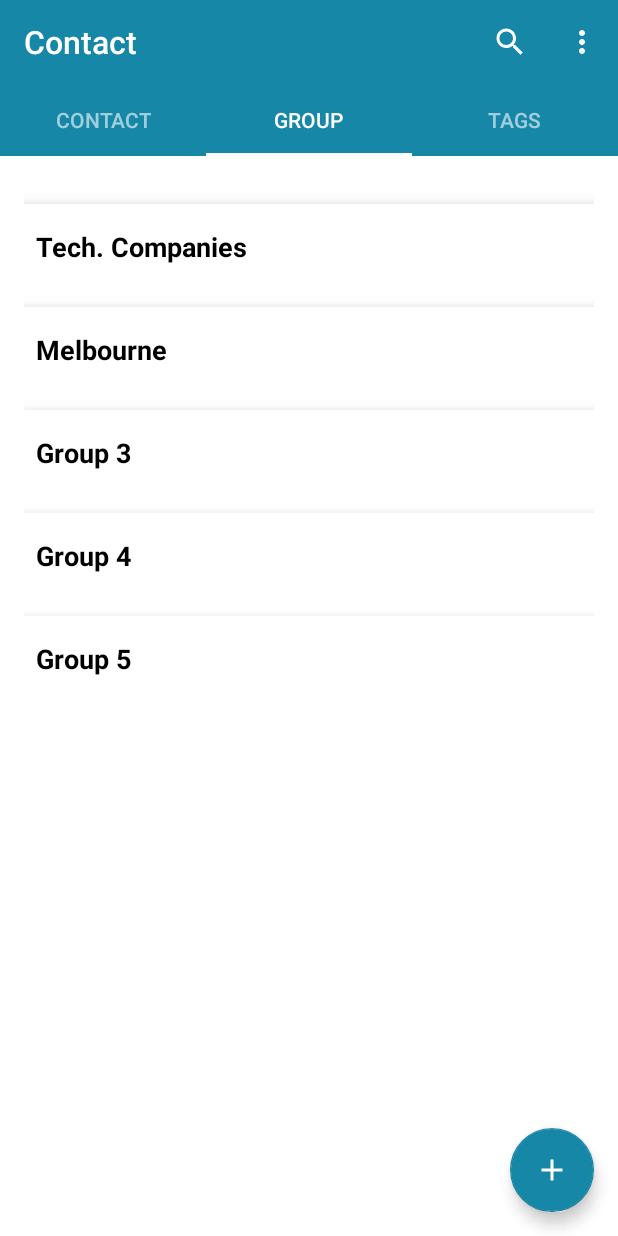
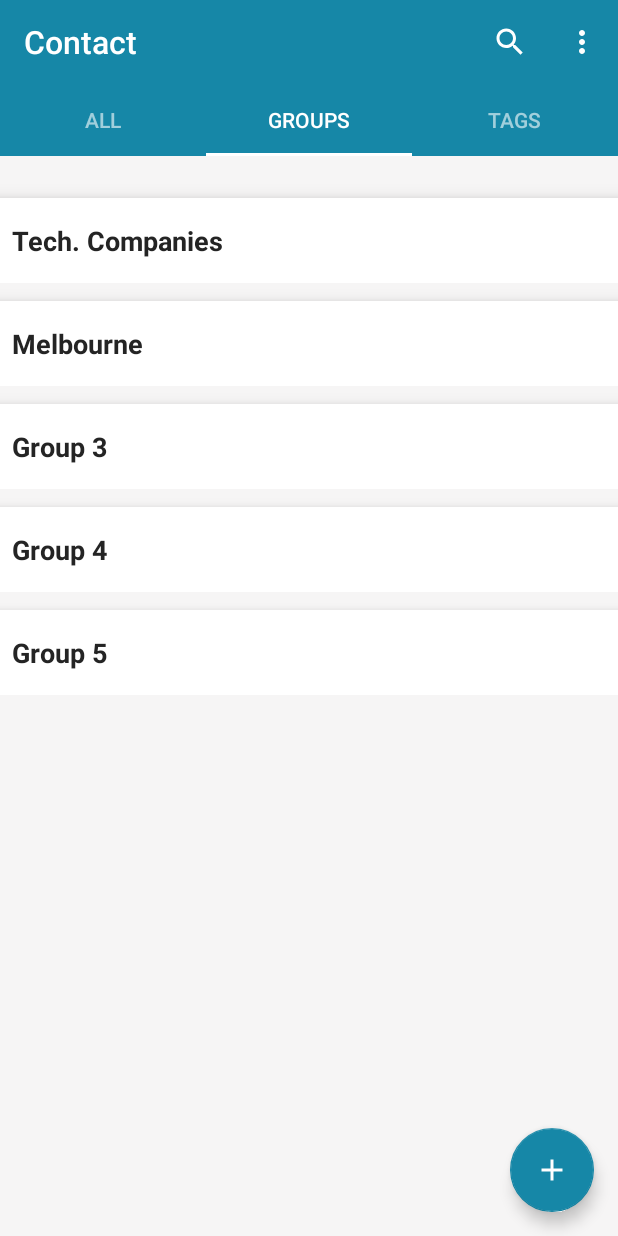
Before and after one commit to dl-ghub/COMP30022_Capstone_RBDB, an Android app: the screen it shows after launch (MainActivity), tab 2 chosen, on a phone screen of 412 x 824 dp. Run offline under Robolectric (Android 15) with nearby library versions, the phone set to English and light mode, and no system bars; our stand-ins replace CircleImageView, Room's generated code; Roboto replaces fonts that are not available here.

Commit message:
Overall design tweaks

```diff
--- a/app/src/main/java/com/example/rbdb/ui/ContactFragment.kt
+++ b/app/src/main/java/com/example/rbdb/ui/ContactFragment.kt
@@ -62,19 +62,15 @@ class ContactFragment : Fragment() {
 
     override fun onViewCreated(view: View, savedInstanceState: Bundle?) {
         super.onViewCreated(view, savedInstanceState)
-        val dataForAdapter = listOf(
-            Contact(R.drawable.arnold, "Arnold Schwarzenegger", "Paramount", "03 5357 2225"),
-            Contact(R.drawable.arnold, "Barack Obama", "The White House", "03 5357 2225"),
-            Contact(R.drawable.arnold, "Bill Gates", "Microsoft", "03 5357 2225"),
-            Contact(R.drawable.arnold, "Chris Cuomo", "CNN", "03 5357 2225"),
-            Contact(R.drawable.arnold, "Elon Musk", "Space X", "03 5357 2225"),
-            Contact(R.drawable.arnold, "Jeff Bezos", "Amazon", "03 5357 2225")
-        )
+
+        val contactList = getContactList()
         val recyclerView: RecyclerView = binding.rvContacts
-        val contactAdapter = ContactAdapter()
-        contactAdapter.setData(dataForAdapter)
+        val contactAdapter = ContactAdapter(contactList)
+
         recyclerView.adapter = contactAdapter
         contactAdapter.notifyDataSetChanged()
+
+
         val fab = binding.contactFab
         fab.setOnClickListener { view ->
             /*Snackbar.make(view, "Add contact button clicked", Snackbar.LENGTH_LONG)
@@ -84,6 +80,39 @@ class ContactFragment : Fragment() {
             requireActivity().startActivity(intent)
         }
     }
+
+    private fun getContactList(): ArrayList<Contact> {
+        return ArrayList<Contact>().apply {
+            add(Contact(
+                R.drawable.einstein, "Albert Einstein", "University of Zurich", "03 5357 2225"
+            ))
+            add(Contact(
+                R.drawable.einstein, "Barack Obama", "The White House", "03 5357 2225"
+            ))
+            add(Contact(
+                R.drawable.einstein, "Bill Gates", "Microsoft", "03 5357 2225"
+            ))
+            add(Contact(
+                R.drawable.einstein, "Chris Cuomo", "CNN", "03 5357 2225"
+            ))
+            add(Contact(
+                R.drawable.einstein, "Darth Vader", "The Death Star", "03 5357 2225"
+            ))
+            add(Contact(
+                R.drawable.einstein, "Dwayne Johnson", "Paramount", "03 5357 2225"
+            ))
+            add(Contact(
+                R.drawable.einstein, "Elon Musk", "Space X", "03 5357 2225"
+            ))
+            add(Contact(
+                R.drawable.einstein, "Jeff Bezos", "Amazon", "03 5357 2225"
+            ))
+            add(Contact(
+                R.drawable.einstein, "Queen Elizabeth", "Buckingham Palace", "03 5357 2225"
+            ))
+        }
+    }
+
     override fun onDestroyView() {
         super.onDestroyView()
         _binding = null
--- a/app/src/main/java/com/example/rbdb/ui/MainActivity.kt
+++ b/app/src/main/java/com/example/rbdb/ui/MainActivity.kt
@@ -70,15 +70,15 @@ class MainActivity : AppCompatActivity() {
         TabLayoutMediator(tabLayout, viewPager) { tab, position ->
             when (position) {
                 0 -> {
-                    tab.text = "contact"
+                    tab.text = "ALL"
 
                 }
                 1 -> {
-                    tab.text = "group"
+                    tab.text = "GROUPS"
 
                 }
                 2->{
-                    tab.text = "tags"
+                    tab.text = "TAGS"
                 }
 
             }
--- a/app/src/main/java/com/example/rbdb/ui/adapters/ContactAdapter.kt
+++ b/app/src/main/java/com/example/rbdb/ui/adapters/ContactAdapter.kt
@@ -4,48 +4,50 @@ import android.view.LayoutInflater
 import android.view.ViewGroup
 import android.widget.ImageView
 import android.widget.TextView
+import android.widget.Toast
+import androidx.constraintlayout.widget.ConstraintLayout
 import androidx.recyclerview.widget.RecyclerView
 import com.example.rbdb.R
 import com.example.rbdb.ui.dataclasses.Contact
+import de.hdodenhof.circleimageview.CircleImageView
 
-class ContactAdapter : RecyclerView.Adapter<RecyclerView.ViewHolder>() {
+class ContactAdapter(
+    private val data: ArrayList<Contact>
+) : RecyclerView.Adapter<ContactAdapter.ContactViewHolder>() {
 
-    private val data = ArrayList<Contact>()
-
-    override fun onCreateViewHolder(parent: ViewGroup, viewType: Int): RecyclerView.ViewHolder {
+    override fun onCreateViewHolder(parent: ViewGroup, viewType: Int): ContactViewHolder {
         return ContactViewHolder(parent)
     }
 
-    override fun onBindViewHolder(holder: RecyclerView.ViewHolder, position: Int) {
-        (holder as ContactViewHolder).onBind(data[position], position)
+    override fun onBindViewHolder(holder: ContactViewHolder, position: Int) {
+        holder.onBind(data[position])
     }
 
     override fun getItemCount(): Int {
         return data.size
     }
 
-    fun setData(data: List<Contact>) {
-        this.data.clear()
-        this.data.addAll(data)
-    }
 
     inner class ContactViewHolder(parent: ViewGroup) : RecyclerView.ViewHolder(
         LayoutInflater.from(parent.context).inflate(R.layout.view_holder_contact, parent, false)
     ) {
 
-        val ivContactAvatar: ImageView = itemView.findViewById(R.id.contact_avatar)
-        val tvContactName: TextView = itemView.findViewById(R.id.contact_name)
-        val tvContactCompany: TextView = itemView.findViewById(R.id.contact_company)
-        val tvContactPhone: TextView = itemView.findViewById(R.id.contact_phone)
+        private val ivContactAvatar: CircleImageView = itemView.findViewById(R.id.contact_avatar)
+        private val tvContactName: TextView = itemView.findViewById(R.id.contact_name)
+        private val tvContactCompany: TextView = itemView.findViewById(R.id.contact_company)
+        private val tvContactPhone: TextView = itemView.findViewById(R.id.contact_phone)
+        private val contactCard: ConstraintLayout = itemView.findViewById(R.id.contact_card)
 
-        fun onBind(
-            contactData: Contact,
-            position: Int
-        ) {
+        fun onBind(contactData: Contact) {
             ivContactAvatar.setImageResource(contactData.avatar)
             tvContactName.text = contactData.name
             tvContactCompany.text = contactData.company
             tvContactPhone.text = contactData.phone
+
+            contactCard.setOnClickListener {
+                Toast.makeText(it.context, "$absoluteAdapterPosition clicked", Toast.LENGTH_SHORT)
+                    .show()
+            }
         }
     }
 }
--- /dev/null
+++ b/app/src/main/res/drawable/toolbar_dropshadow.xml
@@ -0,0 +1,7 @@
+<?xml version="1.0" encoding="utf-8"?>
+<shape xmlns:android="http://schemas.android.com/apk/res/android" android:shape="rectangle">
+    <gradient
+        android:startColor="@android:color/transparent"
+        android:endColor="#88333333"
+        android:angle="90"/>
+</shape>
--- a/app/src/main/res/layout/activity_main.xml
+++ b/app/src/main/res/layout/activity_main.xml
@@ -32,9 +32,7 @@
         android:layout_height="wrap_content"
         app:layout_constraintEnd_toEndOf="parent"
         app:layout_constraintStart_toStartOf="parent"
-        app:layout_constraintTop_toBottomOf="@+id/appBarLayout"
-
-        >
+        app:layout_constraintTop_toBottomOf="@+id/appBarLayout">
 
         <com.google.android.material.tabs.TabItem
 
@@ -55,11 +53,16 @@
             android:text="@string/Tabs" />
     </com.google.android.material.tabs.TabLayout>
 
+    <View
+        android:layout_width="match_parent"
+        android:layout_height="5dp"
+        app:layout_constraintTop_toBottomOf="@id/TabLayout"
+        android:background="@drawable/toolbar_dropshadow" />
+
     <androidx.viewpager2.widget.ViewPager2
         android:id="@+id/pager"
         android:layout_width="0dp"
         android:layout_height="0dp"
-        android:layout_marginTop="4dp"
         app:layout_constraintBottom_toBottomOf="parent"
         app:layout_constraintEnd_toEndOf="parent"
         app:layout_constraintStart_toStartOf="parent"
--- a/app/src/main/res/layout/fragment_group.xml
+++ b/app/src/main/res/layout/fragment_group.xml
@@ -4,6 +4,7 @@
     xmlns:tools="http://schemas.android.com/tools"
     android:layout_width="match_parent"
     android:layout_height="match_parent"
+    android:background="@color/primaryBackground"
     tools:context=".ui.GroupFragment">
 
     <androidx.constraintlayout.widget.ConstraintLayout
@@ -15,7 +16,7 @@
             android:id="@+id/rvGroups"
             android:layout_width="0dp"
             android:layout_height="0dp"
-            android:layout_marginHorizontal="16dp"
+            android:layout_marginHorizontal="0dp"
             android:layout_marginTop="16dp"
             android:orientation="vertical"
             app:layoutManager="androidx.recyclerview.widget.LinearLayoutManager"
@@ -35,9 +36,9 @@
         android:layout_height="wrap_content"
         android:layout_gravity="bottom|end"
         android:layout_margin="16dp"
+        android:contentDescription="@string/group_fab_desc"
+        android:src="@drawable/ic_plus_24"
         app:backgroundTint="@color/primaryBlue"
-        app:tint="@color/white"
-        android:contentDescription="@string/group_fab_desc"
-        android:src="@drawable/ic_plus_24" />
+        app:tint="@color/white" />
 
 </FrameLayout>
--- a/app/src/main/res/layout/view_holder_group.xml
+++ b/app/src/main/res/layout/view_holder_group.xml
@@ -26,7 +26,7 @@
                 android:layout_marginStart="8dp"
                 android:layout_marginVertical="16dp"
                 android:text="Group 1"
-                android:textColor="@color/black"
+                android:textColor="@color/primaryText"
                 android:textSize="18sp"
                 android:textStyle="bold"
                 app:layout_constraintBottom_toBottomOf="parent"
--- a/app/src/main/res/values/colors.xml
+++ b/app/src/main/res/values/colors.xml
@@ -11,4 +11,6 @@
     <color name="primaryBlueVariant">#FF276678</color>
     <color name="secondaryBlue">#FFD3E0EA</color>
     <color name="secondaryBlueVariant">#FFF6F5F5</color>
+    <color name="primaryBackground">#F6F5F5</color>
+    <color name="primaryText">#242424</color>
 </resources>
```
Also changed, not shown: app/src/main/res/layout/fragment_contact.xml (+7 -8 lines), app/src/main/res/layout/fragment_tag.xml (+5 -4 lines), app/src/main/res/layout/view_holder_contact.xml (+24 -21 lines), app/src/main/res/drawable-v24/arnold.jpg (deleted), 1 other file.
